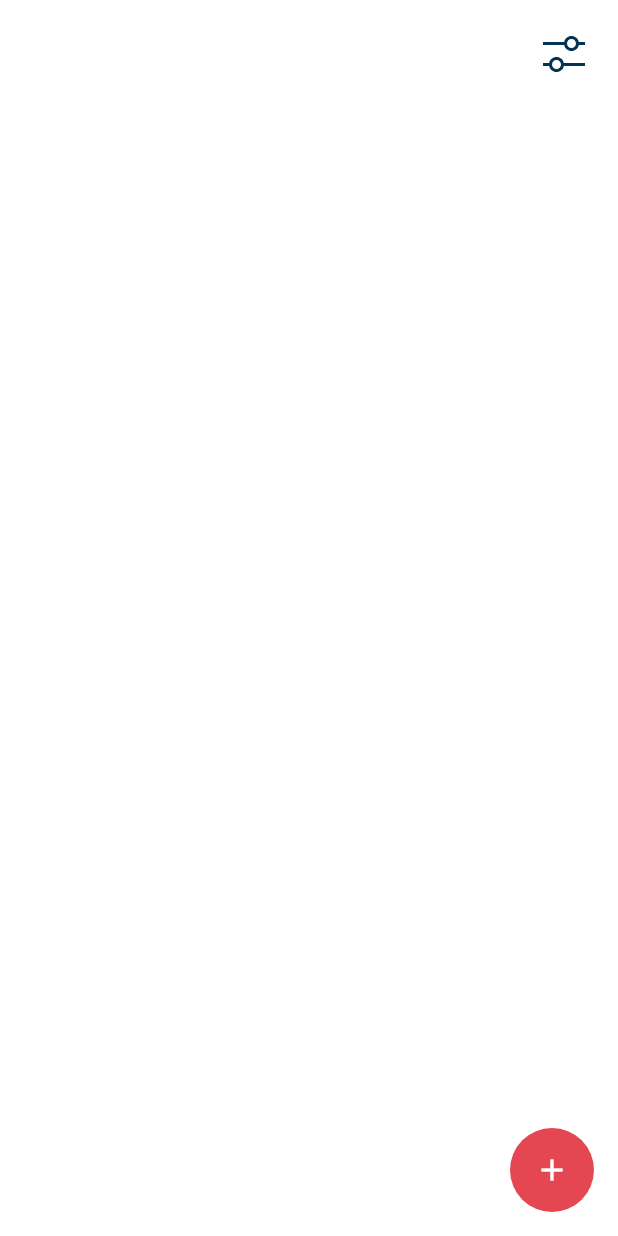
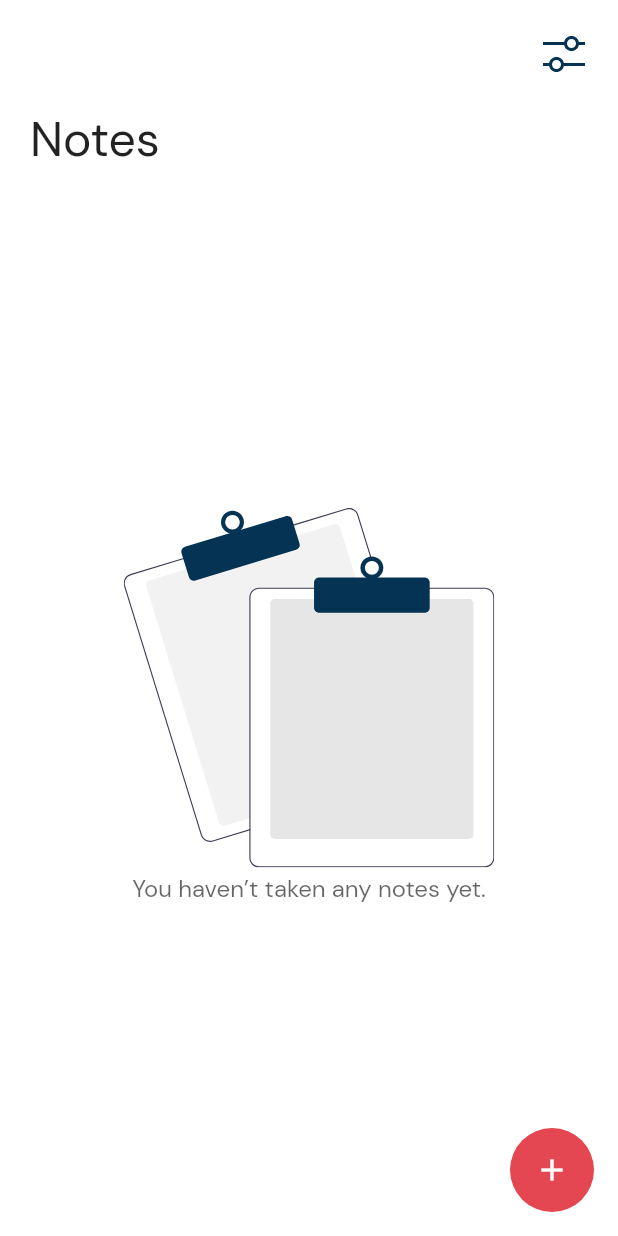
Before and after one commit to softode-code/Notey, a Flutter app: the Home screen opened directly, on a phone screen of 412 x 824 dp. Run offline on Flutter 3.47's test engine with Material 2 defaults, Android fonts, the phone set to English and light mode, and no system bars; our stand-ins replace cloud_firestore, equatable, firebase_auth, firebase_core, flutter_bloc, flutter_svg and 1 more; accounts and stored records are empty.

Commit message:
No Notes widget

```diff
--- a/lib/screens/home/home.dart
+++ b/lib/screens/home/home.dart
@@ -1,9 +1,12 @@
 import 'package:Notey/models/user_model.dart';
 import 'package:Notey/res/colors.dart';
+import 'package:Notey/screens/home/notes_list.dart';
 import 'package:Notey/screens/new_note/new_note.dart';
 import 'package:Notey/screens/settings/settings.dart';
 import 'package:flutter/material.dart';
 import 'package:flutter_svg/flutter_svg.dart';
+
+import 'no_notes_illustration.dart';
 
 class Home extends StatelessWidget {
 
@@ -26,6 +29,7 @@ class Home extends StatelessWidget {
         child: Padding(
           padding: EdgeInsets.all(20.0),
           child: Column(
+            mainAxisSize: MainAxisSize.max,
             crossAxisAlignment: CrossAxisAlignment.start,
             children: [
               Align(
@@ -34,7 +38,15 @@ class Home extends StatelessWidget {
                   onTap: () => Navigator.push(context, MaterialPageRoute(builder: (context) => Settings())),
                   child: SvgPicture.asset('assets/settings_icon.svg')
                 ),
-              )
+              ),
+              SizedBox(height: 20.0,),
+              Text(
+                'Notes',
+                style: TextStyle(
+                  fontSize: 32.0
+                ),
+              ),
+              NoNotesIllustration()
             ],
           ),
         ),
--- /dev/null
+++ b/lib/screens/home/no_notes_illustration.dart
@@ -0,0 +1,35 @@
+import 'package:Notey/res/colors.dart';
+import 'package:flutter/material.dart';
+import 'package:flutter_svg/svg.dart';
+
+
+class NoNotesIllustration extends StatelessWidget {
+  const NoNotesIllustration({
+    Key key,
+  }) : super(key: key);
+
+  @override
+  Widget build(BuildContext context) {
+    Size size = MediaQuery.of(context).size;
+    return Expanded(
+      child: Container(
+        constraints: BoxConstraints.tight(size),
+        child: Column(
+          mainAxisAlignment: MainAxisAlignment.center,
+          mainAxisSize: MainAxisSize.max,
+          children: [
+            SizedBox(height:20),
+            SvgPicture.asset('assets/no_notes.svg', height: size.width*0.6, width: size.width*0.6,),
+            Text(
+              'You haven’t taken any notes yet.',
+              style: TextStyle(
+                fontSize: 16.0,
+                color: black60
+              ),
+            )
+          ],
+        ),
+      ),
+    );
+  }
+}
--- /dev/null
+++ b/lib/screens/home/notes_list.dart
@@ -0,0 +1,15 @@
+import 'package:Notey/models/note_model.dart';
+import 'package:flutter/material.dart';
+import 'package:flutter_svg/flutter_svg.dart';
+
+
+class NoteList extends StatelessWidget {
+
+  List<Note> notes= [];
+
+  @override
+  Widget build(BuildContext context) {
+    Size size = MediaQuery.of(context).size;
+    return SvgPicture.asset('assets/no_notes.svg', height: size.width*0.6, width: size.width*0.6,);
+  }
+}
```
Also changed, not shown: assets/no_notes.svg (added).
